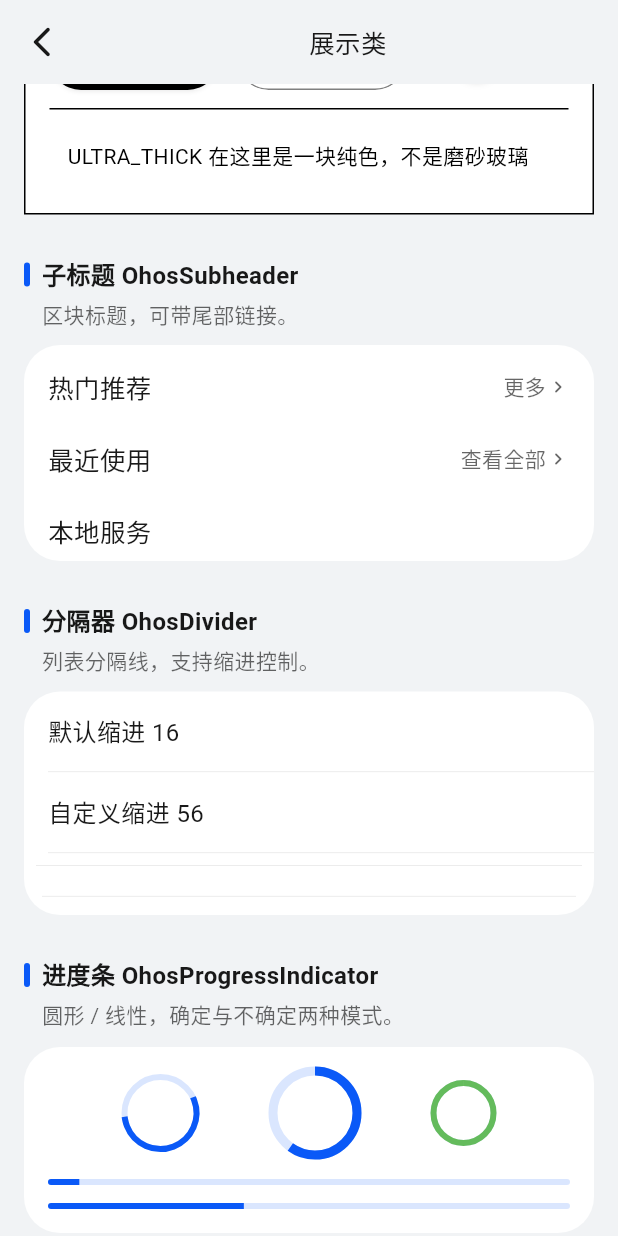
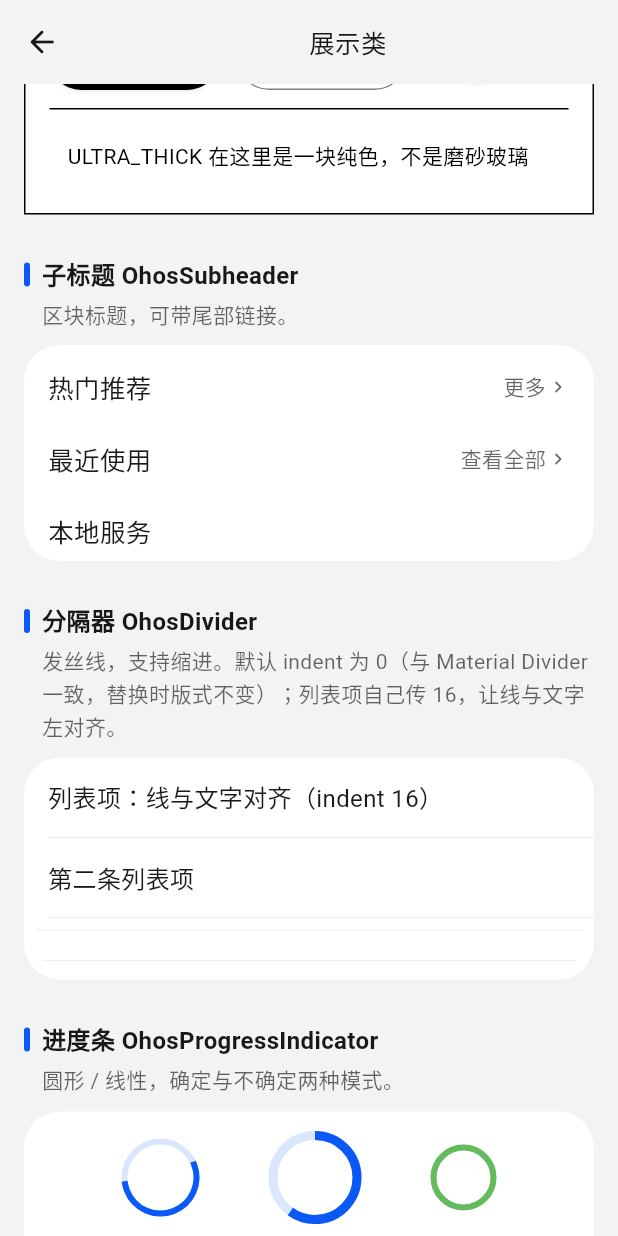
Before and after one commit to shaohushuo/harmony_ui, a Flutter app: the DisplayPage screen opened directly, scrolled down 576 dp, on a phone screen of 412 x 824 dp. Run offline on Flutter 3.47's test engine with Material 3 defaults, Android fonts, the phone set to English and light mode, and no system bars; missing offline and left inert: ohos_icons, qr.

Commit message:
fix: 收敛反馈里剩下的分隔线 / 单色阴影 / 返回键三项
## 破坏性调整

`OhosDivider` 默认 `indent` 由 16 改为 0，与 Material `Divider` 一致：直接替换不再
改变既有版式（反馈附表的原始痛点）。需要与列表文字对齐的场合自己传 —— `OhosListTile`
已显式传 `indent: 16`，分组列表本来就传 56 / 0。

## 单色适配

`OhosPopup` 与 `OhosSlider` 的数值气泡：`monochrome` 下去掉 `Colors.black` 8% 阴影
（纯白底上等于没有），改 1px 纯黑描边。

## AppBar 收尾

- 自动插入的返回键改用 `Icons.arrow_back_rounded`：鸿蒙系统导航是带一点粗度的左箭头，
  iOS 式细 chevron 观感偏轻
- 新增 `toolbarHeight` getter 作为 `height` 的别名，对齐 `AppBar.toolbarHeight` /
  `kToolbarHeight` 的命名，避免迁移时两个概念混用

## 示例

分隔器演示改成「列表项自己对齐 + 分隔线默认无缩进」，与新的默认值一致。

## 测试

补 3 条：分隔线默认 0（200vp 容器内线宽 200，`indent: 16` 时为 184）、`toolbarHeight`
与 `height` 一致、自动返回键是 `arrow_back_rounded`（推送二级页后断言，且旧的
`arrow_back_ios_new_rounded` 不再出现）。

## 验证

- `flutter analyze`（库 + example）零问题
- `flutter test` 48 条全通过

```diff
--- a/example/lib/pages/display_page.dart
+++ b/example/lib/pages/display_page.dart
@@ -58,17 +58,19 @@ class DisplayPage extends StatelessWidget {
         ),
         const DemoSection(
           title: '分隔器 OhosDivider',
-          description: '列表分隔线，支持缩进控制。',
+          description:
+              '发丝线，支持缩进。默认 indent 为 0（与 Material Divider 一致，'
+              '替换时版式不变）；列表项自己传 16，让线与文字左对齐。',
           child: DemoCard(
             padding: EdgeInsets.zero,
             child: Column(
               children: <Widget>[
-                OhosListTile(title: Text('默认缩进 16')),
-                OhosListTile(title: Text('自定义缩进 56')),
+                OhosListTile(title: Text('列表项：线与文字对齐（indent 16）')),
+                OhosListTile(title: Text('第二条列表项')),
                 OhosDivider(indent: 8, endIndent: 8, height: 16),
                 Padding(
                   padding: EdgeInsets.all(12),
-                  child: OhosDivider(indent: 0, endIndent: 0),
+                  child: OhosDivider(),
                 ),
               ],
             ),
--- a/lib/src/widgets/ohos_app_bar.dart
+++ b/lib/src/widgets/ohos_app_bar.dart
@@ -132,6 +132,10 @@ class OhosAppBar extends StatelessWidget implements PreferredSizeWidget {
   /// Logical height of the bar.
   final double height;
 
+  /// Alias of [height] using Material's `AppBar.toolbarHeight` /
+  /// `kToolbarHeight` wording, so migrations do not mix the two up.
+  double get toolbarHeight => height;
+
   /// Whether this bar is the topmost one on screen and should therefore keep
   /// the system status bar clear.
   ///
@@ -205,7 +209,9 @@ class OhosAppBar extends StatelessWidget implements PreferredSizeWidget {
     Widget? leadingWidget = leading;
     if (leadingWidget == null && automaticallyImplyLeading && canPop) {
       leadingWidget = OhosIconButton(
-        icon: const Icon(Icons.arrow_back_ios_new_rounded),
+        // 鸿蒙系统导航用带一点粗度的左箭头；iOS 那种细 chevron
+        // (`arrow_back_ios_new_rounded`) 在鸿蒙观感上偏轻。
+        icon: const Icon(Icons.arrow_back_rounded),
         onPressed: () => Navigator.maybePop(context),
       );
     }
--- a/lib/src/widgets/ohos_divider.dart
+++ b/lib/src/widgets/ohos_divider.dart
@@ -5,16 +5,15 @@ import '../theme/ohos_theme.dart';
 /// A hairline divider used to separate list items, the counterpart of
 /// Flutter's [Divider].
 ///
-/// Note the different default indent: this widget reserves 16vp at the start
-/// to line the hairline up with list-item text, while Material's `Divider`
-/// starts at 0. When replacing `Divider` in an existing layout, pass
-/// `indent: 0` (and usually `endIndent: 0`) to keep the previous geometry.
+/// [indent] defaults to 0, the same as Material's `Divider`, so a straight
+/// replacement keeps the previous geometry. Insets that align the hairline with
+/// list text are the caller's job — `OhosListTile` passes `indent: 16` itself.
 class OhosDivider extends StatelessWidget {
   const OhosDivider({
     super.key,
     this.thickness = 0.5,
     this.color,
-    this.indent = 16,
+    this.indent = 0,
     this.endIndent = 0,
     this.height = 1,
   });
--- a/lib/src/widgets/ohos_list_tile.dart
+++ b/lib/src/widgets/ohos_list_tile.dart
@@ -135,7 +135,8 @@ class OhosListTile extends StatelessWidget {
               child: content,
             ),
           ),
-        if (divider) const OhosDivider(),
+        // 列表里让发丝线与文字左对齐（分隔线自身默认 indent 为 0）
+        if (divider) const OhosDivider(indent: 16),
       ],
     );
 
```
Also changed, not shown: lib/src/widgets/ohos_popup.dart (+7 -1 lines), lib/src/widgets/ohos_slider.dart (+7 -1 lines), 2 other files.
